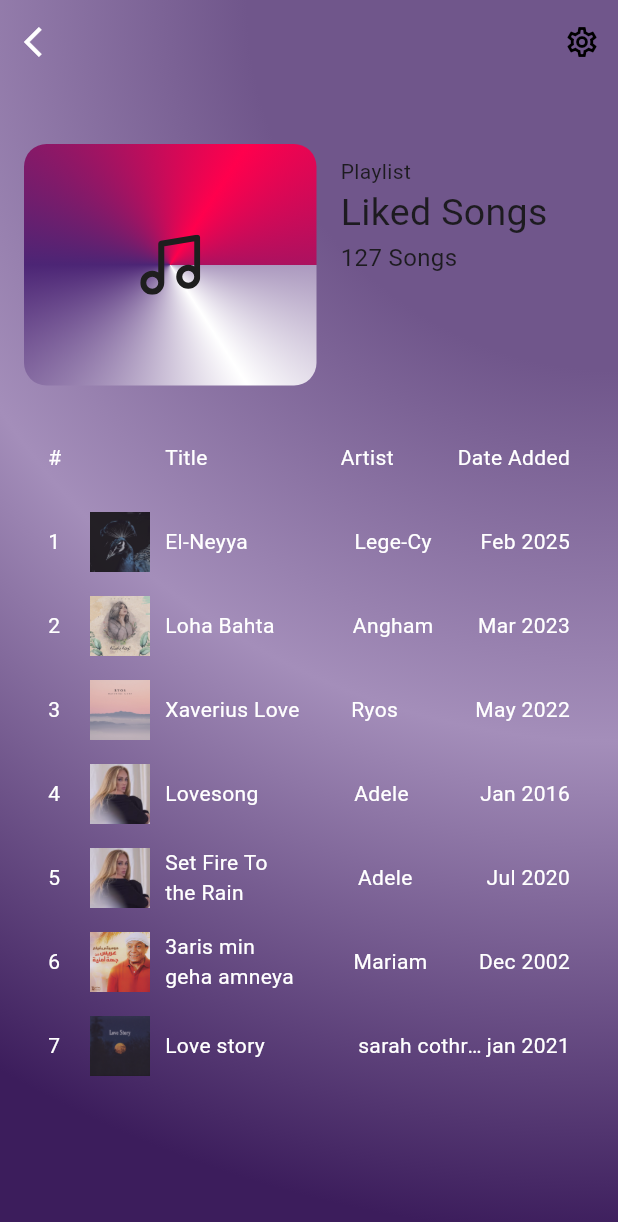
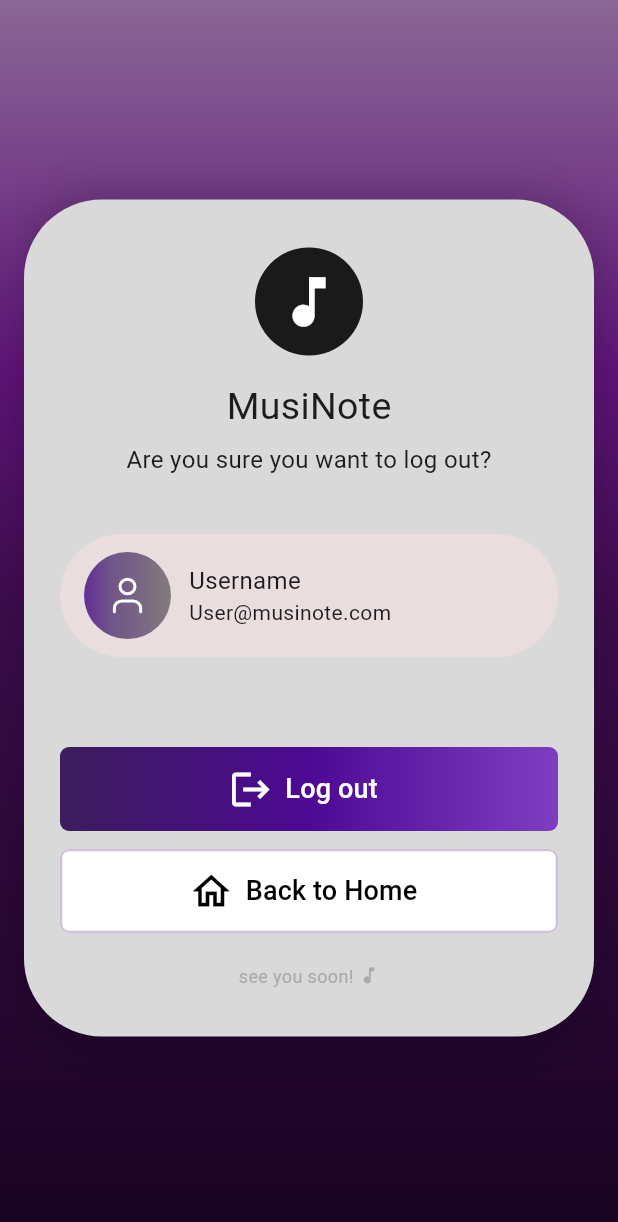
Before and after one commit to Eslamsaber1/MUSINOTE_App, a Flutter app: the LikedSongsView screen opened by its route, after a tap on the "settings" icon, on a phone screen of 412 x 824 dp. Shown: the top 1222 px of the screen. Run offline on Flutter 3.47's test engine with Material 3 defaults, Android fonts, the phone set to English and light mode, and no system bars; our stand-ins replace flutter_svg, font_awesome_flutter.

Commit message:
implement logout feature and update navigation
- Create `LogoutView` with a confirmation card including user information, "Log out" button, and "Back to Home" button.
- Add supporting widgets for `LogoutView`: `buildLogoutLogo`, `buildUserInfo`, `buildLogoutBt`, `buildBackToHomeBt`, and `buildFooterText`.
- Register `LogoutView.routeName` in `onGenerateRoutes`.
- Update `buildLikedSongsAppBar` to navigate to the logout screen when the settings icon is tapped.
- Define new gradients in `AppColors`: `logoutGradient`, `avatarGradient`, and `logoutButtonGradient`.
- Add new assets: `person.svg` icon and `music note.png` image.
- Refactor `AppColors` for consistent code formatting and stop values.

```diff
--- a/lib/core/utils/app_colors.dart
+++ b/lib/core/utils/app_colors.dart
@@ -26,7 +26,7 @@ abstract class AppColors {
       Color(0xFF999999), // Bottom (Light Gray)
     ],
     tileMode: TileMode.clamp,
-    stops: [0.0, 0.26, 0.49, 0.9]
+    stops: [0.0, 0.26, 0.49, 0.9],
   );
   static const backgroundGradient2 = LinearGradient(
     begin: Alignment.topCenter,
@@ -41,27 +41,52 @@ abstract class AppColors {
     stops: [0.0, 0.3, 0.6, 1.0],
   );
   static const backgroundGradient3 = RadialGradient(
-    center: Alignment.topRight, // Center of the gradient
-    radius:  2, // Spread of the gradient
+    center: Alignment.topRight,
+    // Center of the gradient
+    radius: 2,
+    // Spread of the gradient
     colors: [
       Color(0xFF70568B), // Gold
       Color(0xFFA48EBA), // Dark Red
       Color(0xFF3C1D5C), // Dark Red
     ],
-    stops: [0.3, 0.6, 1], // Transition points
+    stops: [0.3, 0.6, 1],
+    // Transition points
     tileMode: TileMode.clamp, // No repeat beyond radius
   );
 
   static const likedSongsGradient = SweepGradient(
-    colors: [
-      Color(0xFFFFFFFF),
-      Color(0xFF4C2575),
-      Color(0xFFFF004D),
-    ],
+    colors: [Color(0xFFFFFFFF), Color(0xFF4C2575), Color(0xFFFF004D)],
     startAngle: 1,
     endAngle: 5.28319, // 2 * pi radians
     tileMode: TileMode.mirror,
   );
 
-
+  static const logoutGradient = LinearGradient(
+    begin: Alignment.topCenter,
+    end: Alignment.bottomCenter,
+    colors: [
+      Color(0xFF8A6795),
+      Color(0xFF61147B),
+      Color(0xFF3D0C4D),
+      Color(0xFF180320), // bottom very dark
+    ],
+    stops: [0.0, 0.3, 0.5, 1.0],
+    tileMode: TileMode.clamp,
+  );
+  static const avatarGradient = LinearGradient(
+    colors: [
+      Color(0xFF602F94),
+      Color(0xFF715688),
+      Color(0xFF796783),
+      Color(0xFF837C7C), // bottom very dark
+    ],
+  );
+static const logoutButtonGradient = LinearGradient(
+    colors: [
+      Color(0xFF3C1D5C),
+      Color(0xFF4D0994),
+      Color(0xFF7E3EC2),
+    ],
+  );
 }
--- a/lib/core/utils/on_generate_routes.dart
+++ b/lib/core/utils/on_generate_routes.dart
@@ -1,6 +1,7 @@
 import 'package:flutter/material.dart';
 import 'package:musinote/features/library/presentation/views/library_view.dart';
 import 'package:musinote/features/liked_songs/presentation/views/liked_songs_view.dart';
+import 'package:musinote/features/logout/presentation/views/logout_view.dart';
 import 'package:musinote/features/search/presentation/views/search_view.dart';
 import '../../features/artist_profile/presentation/views/artist_profile_view.dart';
 import '../../features/song_notes/presentation/views/song_notes_view.dart';
@@ -17,6 +18,8 @@ Route onGenerateRoutes(RouteSettings settings) {
       return MaterialPageRoute(builder: (_) => const LibraryView());
      case LikedSongsView.routeName:
       return MaterialPageRoute(builder: (_) => const LikedSongsView());
+    case LogoutView.routeName:
+      return MaterialPageRoute(builder: (_) => const LogoutView());
 
     default:
       return MaterialPageRoute(
--- a/lib/features/liked_songs/presentation/views/liked_songs_view.dart
+++ b/lib/features/liked_songs/presentation/views/liked_songs_view.dart
@@ -74,7 +74,7 @@ class LikedSongsView extends StatelessWidget {
       backgroundColor: Colors.transparent,
       extendBodyBehindAppBar: true,
       extendBody: true,
-      appBar: buildLikedSongsAppBar(),
+      appBar: buildLikedSongsAppBar(context),
       body: GradientScaffold(
         gradient: AppColors.backgroundGradient3,
         child: Padding(
--- a/lib/features/liked_songs/presentation/views/widgets/build_liked_songs_appbar.dart
+++ b/lib/features/liked_songs/presentation/views/widgets/build_liked_songs_appbar.dart
@@ -1,6 +1,8 @@
 import 'package:flutter/material.dart';
 
-AppBar buildLikedSongsAppBar() {
+import '../../../../logout/presentation/views/logout_view.dart';
+
+AppBar buildLikedSongsAppBar(BuildContext context) {
   return AppBar(
     backgroundColor: Colors.transparent,
     actionsIconTheme: const IconThemeData(color: Colors.white, size: 24),
@@ -14,7 +16,7 @@ AppBar buildLikedSongsAppBar() {
       IconButton(
         icon: Icon(Icons.settings_outlined, color: Colors.black, size: 24),
         onPressed: () {
-          // Handle more options action
+          Navigator.pushNamed(context, LogoutView.routeName);
         },
       ),
     ],
--- /dev/null
+++ b/lib/features/logout/presentation/views/logout_view.dart
@@ -0,0 +1,71 @@
+import 'package:flutter/material.dart';
+import 'package:musinote/core/utils/app_colors.dart';
+import 'package:musinote/core/utils/app_text_styles.dart';
+import 'package:musinote/core/widgets/gradient_scaffold.dart';
+import 'package:musinote/features/logout/presentation/views/widgets/build_back_to_home_bt.dart';
+import 'package:musinote/features/logout/presentation/views/widgets/build_logout_bt.dart';
+import 'package:musinote/features/logout/presentation/views/widgets/build_user_info.dart';
+import 'widgets/build_footer_text.dart';
+import 'widgets/build_logout_logo.dart';
+
+class LogoutView extends StatelessWidget {
+  const LogoutView({super.key});
+
+  static const String routeName = '/logout';
+  @override
+  Widget build(BuildContext context) {
+    return Scaffold(
+      body: GradientScaffold(
+        gradient: AppColors.logoutGradient,
+        child: Center(
+          child: Padding(
+            padding: const EdgeInsets.symmetric(horizontal: 16),
+            child: buildCard(context),
+          ),
+        ),
+      ),
+    );
+  }
+
+  Widget buildCard(BuildContext context) {
+    return Container(
+      width: double.infinity,
+      padding: const EdgeInsets.symmetric(horizontal: 24, vertical: 32),
+      decoration: BoxDecoration(
+        color: AppColors.gray,
+        borderRadius: BorderRadius.circular(52),
+        boxShadow: [
+          BoxShadow(
+            color: Colors.black.withOpacity(0.25),
+            blurRadius: 30,
+          ),
+        ],
+      ),
+      child: Column(
+        mainAxisSize: MainAxisSize.min,
+        children: [
+          // Logo
+          buildLogoutLogo(),
+          const SizedBox(height: 16),
+          // App name
+          Text('MusiNote', style: AppTextStyles.regular25,),
+          const SizedBox(height: 6),
+          // Subtitle
+          const Text('Are you sure you want to log out?', style:  AppTextStyles.regular16, textAlign: TextAlign.center,),
+          const SizedBox(height: 38),
+          // User info row
+          buildUserInfo(),
+          const SizedBox(height: 60),
+          // Log out button
+          buildLogoutBt(),
+          const SizedBox(height: 12),
+          // Back to Home button
+          buildBackToHomeBt(context),
+          const SizedBox(height: 20),
+          // Footer text
+          buildFooterText(),
+        ],
+      ),
+    );
+  }
+}
--- /dev/null
+++ b/lib/features/logout/presentation/views/widgets/build_back_to_home_bt.dart
@@ -0,0 +1,24 @@
+import 'package:flutter/material.dart';
+import 'package:musinote/core/utils/app_text_styles.dart';
+
+Widget buildBackToHomeBt(BuildContext context) {
+  return SizedBox(
+    width: double.infinity,
+    height: 56,
+    child: OutlinedButton.icon(
+      onPressed: () => Navigator.maybePop(context),
+      icon: const Icon(Icons.home_outlined, color: Colors.black, size: 30),
+      label:  Text(
+        'Back to Home',
+        style: AppTextStyles.regular18.copyWith(color: Colors.black),
+      ),
+      style: OutlinedButton.styleFrom(
+        side: const BorderSide(color: Color(0xFFD0C0DC), width: 1.5),
+        shape: RoundedRectangleBorder(
+          borderRadius: BorderRadius.circular(6),
+        ),
+        backgroundColor: Colors.white,
+      ),
+    ),
+  );
+}
--- /dev/null
+++ b/lib/features/logout/presentation/views/widgets/build_footer_text.dart
@@ -0,0 +1,17 @@
+import 'package:flutter/material.dart';
+
+Widget buildFooterText() {
+  return Row(
+    mainAxisAlignment: MainAxisAlignment.center,
+    children: const [
+      Text(
+        'see you soon! ',
+        style: TextStyle(
+          color: Color(0xFFAAAAAA),
+          fontSize: 12,
+        ),
+      ),
+      Icon(Icons.music_note, color: Color(0xFFAAAAAA), size: 14),
+    ],
+  );
+}
--- /dev/null
+++ b/lib/features/logout/presentation/views/widgets/build_logout_bt.dart
@@ -0,0 +1,26 @@
+import 'package:flutter/material.dart';
+import 'package:musinote/core/utils/app_colors.dart';
+import 'package:musinote/core/utils/app_text_styles.dart';
+
+Widget buildLogoutBt() {
+  return Container(
+    width: double.infinity,
+    height: 56,
+    decoration: BoxDecoration(
+      gradient: AppColors.logoutButtonGradient,
+      borderRadius: BorderRadius.circular(6),
+    ),
+    child: ElevatedButton.icon(
+      onPressed: () {},
+      icon: Icon(Icons.logout, color: Colors.white, size: 30),
+      label: Text(
+        'Log out',
+        style: AppTextStyles.regular18.copyWith(color: Colors.white),
+      ),
+      style: ElevatedButton.styleFrom(
+        backgroundColor: Colors.transparent,
+        elevation: 0,
+      ),
+    ),
+  );
+}
--- /dev/null
+++ b/lib/features/logout/presentation/views/widgets/build_logout_logo.dart
@@ -0,0 +1,19 @@
+import 'package:flutter/material.dart';
+
+Widget buildLogoutLogo() {
+  return Container(
+    width: 72,
+    height: 72,
+    decoration: const BoxDecoration(
+      color: Color(0xFF1A1A1A),
+      shape: BoxShape.circle,
+    ),
+    child: const Center(
+      child: Icon(
+        Icons.music_note,
+        color: Colors.white,
+        size: 44,
+      ),
+    ),
+  );
+}
--- /dev/null
+++ b/lib/features/logout/presentation/views/widgets/build_user_info.dart
@@ -0,0 +1,41 @@
+import 'package:flutter/material.dart';
+import 'package:flutter_svg/flutter_svg.dart';
+import 'package:musinote/core/utils/app_colors.dart';
+import 'package:musinote/core/utils/app_text_styles.dart';
+
+Widget buildUserInfo() {
+  return Container(
+    padding: const EdgeInsets.symmetric(horizontal: 16, vertical: 12),
+    decoration: BoxDecoration(
+      color: const Color(0xFFE9DDDD),
+      borderRadius: BorderRadius.circular(50),
+    ),
+    child: Row(
+      children: [
+        Container(
+          width: 58,
+          height: 58,
+          decoration: const BoxDecoration(
+            gradient: AppColors.avatarGradient,
+            shape: BoxShape.circle,
+          ),
+          child: SvgPicture.asset('assets/icons/person.svg', fit: BoxFit.scaleDown),
+        ),
+        const SizedBox(width: 12),
+        const Column(
+          crossAxisAlignment: CrossAxisAlignment.start,
+          children: [
+            Text(
+              'Username',
+              style: AppTextStyles.regular16,
+            ),
+            Text(
+              'User@musinote.com',
+              style: AppTextStyles.regular14,
+            ),
+          ],
+        ),
+      ],
+    ),
+  );
+}
```
Also changed, not shown: assets/icons/person.svg (added), assets/images/music note.png (added). Lines whose indentation alone changed are shown as unchanged.
